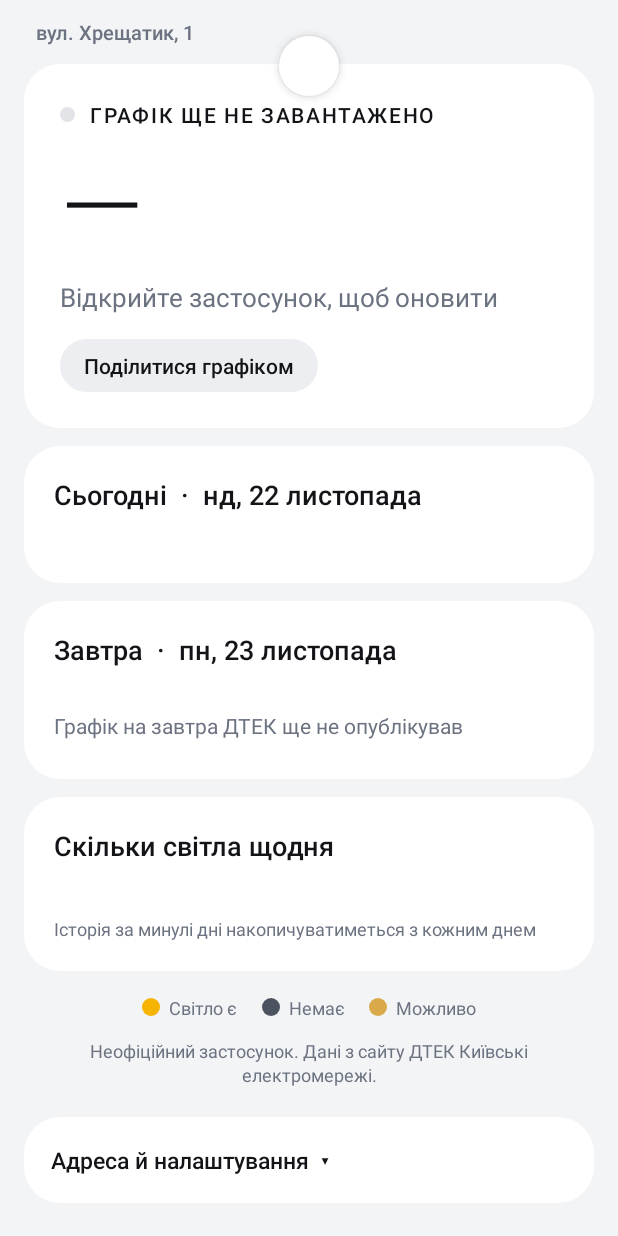
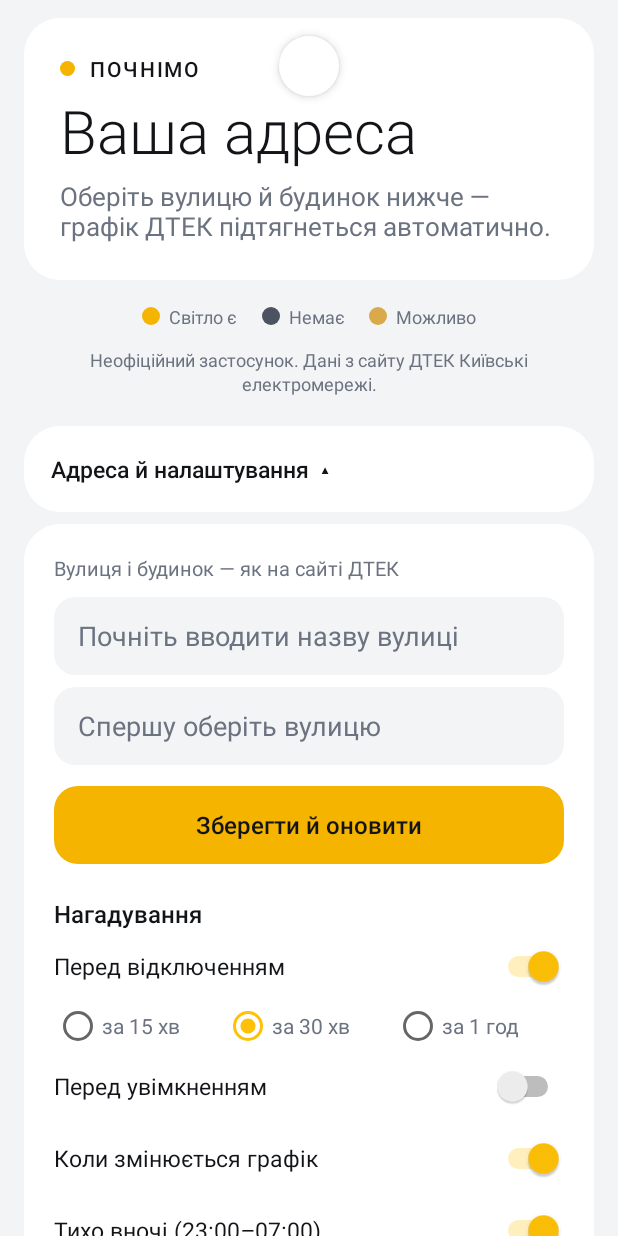
Before and after one commit to odin9den/svitlo, an Android app: the screen it shows after launch (MainActivity), on a phone screen of 412 x 824 dp. Run offline under Robolectric (Android 15) with nearby library versions, the phone set to English and light mode, and no system bars; network calls fail; pictures from the network do not load; 1 statement that could not run was skipped.

Commit message:
1.7: address autocomplete like DTEK site (streets + houses), no default address, onboarding state
Co-Authored-By: Claude Opus 5.5 <noreply@anthropic.com>
Claude-Session: https://claude.ai/code/session_01JQVbMvp96oowwNXXBr1FCZ

```diff
--- a/app/build.gradle.kts
+++ b/app/build.gradle.kts
@@ -13,8 +13,8 @@ android {
         applicationId = "ua.odin.svitlo"
         minSdk = 29
         targetSdk = 36
-        versionCode = 9
-        versionName = "1.6.1"
+        versionCode = 10
+        versionName = "1.7"
     }
 
     // Ключ підпису береться зі змінних середовища (GitHub Secrets).
--- a/app/src/main/java/ua/odin/svitlo/DtekClient.kt
+++ b/app/src/main/java/ua/odin/svitlo/DtekClient.kt
@@ -1,6 +1,7 @@
 package ua.odin.svitlo
 
 import android.content.Context
+import org.json.JSONArray
 import org.json.JSONObject
 import org.json.JSONTokener
 import java.net.CookieHandler
@@ -25,15 +26,44 @@ object DtekClient {
 
     private const val MARKER = "DisconSchedule.fact = "
 
-    /** Спершу прямий запит; якщо Imperva не пустила — невидимий WebView. */
+    /** Сторінка ДТЕК і відповідь getHomeNum для вулиці (спершу прямий запит, потім WebView). */
+    suspend fun load(ctx: Context, street: String): Pair<String, String?> {
+        val direct = runCatching { httpFetch(street) }.getOrNull()
+        return if (direct != null && direct.first.contains(MARKER)) direct else WebFetcher.fetch(ctx, street)
+    }
+
     suspend fun fetch(ctx: Context, street: String, house: String, fallbackGroup: String): Snapshot {
-        val direct = runCatching { httpFetch(street) }.getOrNull()
-        val (page, ajax) = if (direct != null && direct.first.contains(MARKER)) {
-            direct
-        } else {
-            WebFetcher.fetch(ctx, street)
-        }
+        val (page, ajax) = load(ctx, street)
+        runCatching { Store.saveStreets(ctx, streets(page)) }
         return build(page, ajax, house, fallbackGroup)
+    }
+
+    /** Лише оновити список вулиць (коли адресу ще не вказано). */
+    suspend fun refreshStreets(ctx: Context) {
+        val (page, _) = load(ctx, "")
+        Store.saveStreets(ctx, streets(page))
+    }
+
+    /** Будинки вулиці у тому вигляді, як їх показує сайт ДТЕК («4/к.15»). */
+    suspend fun houses(ctx: Context, street: String): List<String> {
+        val (_, ajax) = load(ctx, street)
+        val data = ajax?.let { runCatching { JSONObject(it).optJSONObject("data") }.getOrNull() }
+            ?: error("ДТЕК не віддав список будинків")
+        return data.keys().asSequence().toList().sortedWith(houseOrder)
+    }
+
+    private val houseOrder = Comparator<String> { a, b ->
+        val na = a.takeWhile { it.isDigit() }.toIntOrNull() ?: Int.MAX_VALUE
+        val nb = b.takeWhile { it.isDigit() }.toIntOrNull() ?: Int.MAX_VALUE
+        if (na != nb) na.compareTo(nb) else a.compareTo(b)
+    }
+
+    fun streets(page: String): List<String> {
+        val m = "DisconSchedule.streets = "
+        val i = page.indexOf(m)
+        if (i < 0) return emptyList()
+        val arr = JSONTokener(page.substring(i + m.length)).nextValue() as? JSONArray ?: return emptyList()
+        return (0 until arr.length()).map { arr.getString(it) }.filter { it.isNotBlank() }
     }
 
     private fun httpFetch(street: String): Pair<String, String?> {
@@ -76,6 +106,7 @@ object DtekClient {
             val g = data.getJSONObject(key).optJSONObject(group) ?: continue
             days[key.toLong()] = (1..24).joinToString(",") { g.optString(it.toString(), "?") }
         }
+        if (group.isBlank()) error("Будинок не знайдено в базі ДТЕК — оберіть адресу зі списку")
         if (days.isEmpty()) error("Черги $group немає в графіку ДТЕК")
 
         return Snapshot(group, days, fact.str("update"), System.currentTimeMillis(), outage)
--- a/app/src/main/java/ua/odin/svitlo/MainActivity.kt
+++ b/app/src/main/java/ua/odin/svitlo/MainActivity.kt
@@ -13,8 +13,10 @@ import android.os.PowerManager
 import android.provider.Settings
 import android.view.LayoutInflater
 import android.view.View
+import android.view.inputmethod.InputMethodManager
 import android.widget.Button
-import android.widget.EditText
+import android.widget.ArrayAdapter
+import android.widget.AutoCompleteTextView
 import android.widget.LinearLayout
 import android.widget.RadioGroup
 import android.widget.Switch
@@ -24,7 +26,9 @@ import androidx.activity.ComponentActivity
 import androidx.activity.result.contract.ActivityResultContracts
 import androidx.lifecycle.lifecycleScope
 import androidx.swiperefreshlayout.widget.SwipeRefreshLayout
+import kotlinx.coroutines.Dispatchers
 import kotlinx.coroutines.launch
+import kotlinx.coroutines.withContext
 import java.time.Instant
 import java.time.LocalDate
 import java.time.format.DateTimeFormatter
@@ -39,8 +43,9 @@ class MainActivity : ComponentActivity() {
     private lateinit var bigTime: TextView
     private lateinit var caption: TextView
     private lateinit var info: TextView
-    private lateinit var street: EditText
-    private lateinit var house: EditText
+    private lateinit var street: AutoCompleteTextView
+    private lateinit var house: AutoCompleteTextView
+    private var housesFor: String? = null
     private lateinit var battery: Button
     private lateinit var settings: View
     private lateinit var settingsToggle: TextView
@@ -86,16 +91,25 @@ class MainActivity : ComponentActivity() {
         swipe.setProgressBackgroundColorSchemeColor(getColor(R.color.card))
         swipe.setOnRefreshListener { refresh() }
 
-        street.setText(Store.street(this))
-        house.setText(Store.house(this))
+        // Адреса з інтенту (використовує автотест на емуляторі)
+        val xs = intent.getStringExtra("street")
+        val xh = intent.getStringExtra("house")
+        if (!xs.isNullOrBlank() && !xh.isNullOrBlank()) Store.saveAddress(this, xs, xh)
+        setupAddress()
         settingsToggle.setOnClickListener {
             val open = settings.visibility != View.VISIBLE
             settings.visibility = if (open) View.VISIBLE else View.GONE
             settingsToggle.text = if (open) "Адреса й налаштування  ▴" else "Адреса й налаштування  ▾"
         }
         findViewById<Button>(R.id.save).setOnClickListener {
-            Store.saveAddress(this, street.text.toString().trim(), house.text.toString().trim())
-            refresh()
+            val st = street.text.toString().trim()
+            val h = house.text.toString().trim()
+            val known = Store.streets(this)
+            when {
+                st.isBlank() || h.isBlank() -> toast("Оберіть вулицю й будинок зі списку")
+                known.isNotEmpty() && st !in known -> toast("Такої вулиці немає в базі ДТЕК — оберіть зі списку")
+                else -> applyAddress(st, h)
+            }
         }
         battery.setOnClickListener { askBatteryExemption() }
 
@@ -133,8 +147,75 @@ class MainActivity : ComponentActivity() {
         lifecycleScope.launch {
             Refresher.refresh(this@MainActivity)
             swipe.isRefreshing = false
+            if (street.adapter == null) bindStreets()
             show()
         }
+    }
+
+    private fun toast(msg: String) = Toast.makeText(this, msg, Toast.LENGTH_LONG).show()
+
+    // ---------- Адреса з підказками, як на сайті ДТЕК ----------
+
+    private fun setupAddress() {
+        street.setDropDownBackgroundResource(R.drawable.dropdown_bg)
+        house.setDropDownBackgroundResource(R.drawable.dropdown_bg)
+        street.setText(Store.street(this), false)
+        house.setText(Store.house(this), false)
+        bindStreets()
+
+        street.setOnItemClickListener { parent, _, pos, _ ->
+            val s = parent.getItemAtPosition(pos) as String
+            house.setText("", false)
+            loadHouses(s, open = true)
+        }
+        house.setOnItemClickListener { parent, _, pos, _ ->
+            hideKeyboard()
+            applyAddress(street.text.toString().trim(), parent.getItemAtPosition(pos) as String)
+        }
+        house.setOnFocusChangeListener { _, focused -> if (focused && house.adapter != null) house.showDropDown() }
+        house.setOnClickListener { if (house.adapter != null) house.showDropDown() }
+
+        if (Store.street(this).isNotBlank()) loadHouses(Store.street(this), open = false)
+    }
+
+    private fun bindStreets() {
+        val list = Store.streets(this)
+        if (list.isNotEmpty()) street.setAdapter(ArrayAdapter(this, R.layout.item_dropdown, list))
+    }
+
+    private fun loadHouses(s: String, open: Boolean) {
+        if (housesFor == s && house.adapter != null) {
+            if (open) house.showDropDown()
+            return
+        }
+        house.isEnabled = false
+        house.hint = "Завантажую будинки…"
+        lifecycleScope.launch {
+            val r = runCatching { withContext(Dispatchers.IO) { DtekClient.houses(this@MainActivity, s) } }
+            house.isEnabled = true
+            house.hint = "Номер будинку"
+            r.onSuccess { list ->
+                housesFor = s
+                house.setAdapter(ArrayAdapter(this@MainActivity, R.layout.item_dropdown, list))
+                if (open) {
+                    house.requestFocus()
+                    house.showDropDown()
+                }
+            }.onFailure { toast("Не вдалося завантажити будинки: ${it.message}") }
+        }
+    }
+
+    private fun applyAddress(s: String, h: String) {
+        Store.saveAddress(this, s, h)
+        settings.visibility = View.GONE
+        settingsToggle.text = "Адреса й налаштування  ▾"
+        show()
+        refresh()
+    }
+
+    private fun hideKeyboard() {
+        getSystemService(InputMethodManager::class.java)?.hideSoftInputFromWindow(house.windowToken, 0)
+        house.clearFocus()
     }
 
     private fun bindReminderSettings() {
@@ -178,6 +259,23 @@ class MainActivity : ComponentActivity() {
     }
 
     private fun show() {
+        val hasAddress = Store.hasAddress(this)
+        for (id in intArrayOf(R.id.today_card, R.id.tomorrow_card, R.id.stats_card, R.id.share, R.id.address)) {
+            findViewById<View>(id).visibility = if (hasAddress) View.VISIBLE else View.GONE
+        }
+        if (!hasAddress) {
+            tint(statusDot, R.color.on)
+            statusLabel.text = "ПОЧНІМО"
+            bigTime.text = "Ваша адреса"
+            bigTime.textSize = 40f
+            caption.text = "Оберіть вулицю й будинок нижче — графік ДТЕК підтягнеться автоматично."
+            settings.visibility = View.VISIBLE
+            settingsToggle.text = "Адреса й налаштування  ▴"
+            info.text = "Неофіційний застосунок. Дані з сайту ДТЕК Київські електромережі."
+            return
+        }
+        bigTime.textSize = 72f
+
         val snap = Store.load(this)
         val now = Instant.now()
         val st = StatusCalc.of(snap, now)
--- a/app/src/main/java/ua/odin/svitlo/Notifier.kt
+++ b/app/src/main/java/ua/odin/svitlo/Notifier.kt
@@ -39,6 +39,10 @@ object Notifier {
 
     fun post(ctx: Context, snap: Snapshot?, now: Instant) {
         if (!NotificationManagerCompat.from(ctx).areNotificationsEnabled()) return
+        if (!Store.hasAddress(ctx)) {
+            ctx.getSystemService(NotificationManager::class.java).cancel(ID)
+            return
+        }
         ensureChannel(ctx)
         val st = StatusCalc.of(snap, now)
         val sched = snap?.let { Schedule.from(it) } ?: Schedule(emptyMap())
--- a/app/src/main/java/ua/odin/svitlo/Refresh.kt
+++ b/app/src/main/java/ua/odin/svitlo/Refresh.kt
@@ -21,6 +21,11 @@ import java.util.concurrent.TimeUnit
 object Refresher {
     /** Забрати свіжі дані з ДТЕК і перемалювати все. */
     suspend fun refresh(ctx: Context): Result<Snapshot> = withContext(Dispatchers.IO) {
+        if (!Store.hasAddress(ctx)) {
+            runCatching { DtekClient.refreshStreets(ctx) }
+            Renderer.renderAll(ctx)
+            return@withContext Result.failure(IllegalStateException("Адресу не вказано"))
+        }
         val old = Store.load(ctx)
         val r = runCatching { DtekClient.fetch(ctx, Store.street(ctx), Store.house(ctx), Store.group(ctx)) }
         r.onSuccess {
--- a/app/src/main/java/ua/odin/svitlo/Store.kt
+++ b/app/src/main/java/ua/odin/svitlo/Store.kt
@@ -6,13 +6,29 @@ import org.json.JSONObject
 object Store {
     private fun p(ctx: Context) = ctx.getSharedPreferences("svitlo", Context.MODE_PRIVATE)
 
-    fun street(ctx: Context): String = p(ctx).getString("street", null) ?: "вул. Хрещатик"
-    fun house(ctx: Context): String = p(ctx).getString("house", null) ?: "1"
-    fun group(ctx: Context): String = p(ctx).getString("group", null) ?: "GPV1.1"
+    fun street(ctx: Context): String = p(ctx).getString("street", null).orEmpty()
+    fun house(ctx: Context): String = p(ctx).getString("house", null).orEmpty()
+    fun group(ctx: Context): String = p(ctx).getString("group", null).orEmpty()
+    fun hasAddress(ctx: Context) = street(ctx).isNotBlank() && house(ctx).isNotBlank()
     fun error(ctx: Context): String? = p(ctx).getString("error", null)
 
-    fun saveAddress(ctx: Context, street: String, house: String) =
-        p(ctx).edit().putString("street", street).putString("house", house).apply()
+    /** Нова адреса: старий графік і черга стосуються іншого будинку — прибираємо їх. */
+    fun saveAddress(ctx: Context, street: String, house: String) {
+        if (street == street(ctx) && house == house(ctx)) return
+        p(ctx).edit().putString("street", street).putString("house", house)
+            .remove("snapshot").remove("group").remove("history").remove("error").apply()
+    }
+
+    // Список вулиць ДТЕК — у файлі, бо це кілька тисяч назв
+    fun saveStreets(ctx: Context, list: List<String>) {
+        if (list.size < 100) return
+        java.io.File(ctx.filesDir, "streets.json").writeText(org.json.JSONArray(list).toString())
+    }
+
+    fun streets(ctx: Context): List<String> = runCatching {
+        val a = org.json.JSONArray(java.io.File(ctx.filesDir, "streets.json").readText())
+        (0 until a.length()).map { a.getString(it) }
+    }.getOrDefault(emptyList())
 
     // Нагадування
     fun remindOff(ctx: Context) = p(ctx).getBoolean("remind_off", true)
--- /dev/null
+++ b/app/src/main/res/drawable/dropdown_bg.xml
@@ -0,0 +1,6 @@
+<?xml version="1.0" encoding="utf-8"?>
+<shape xmlns:android="http://schemas.android.com/apk/res/android" android:shape="rectangle">
+    <solid android:color="@color/card" />
+    <stroke android:width="1dp" android:color="@color/divider" />
+    <corners android:radius="16dp" />
+</shape>
--- a/app/src/main/res/layout/activity_main.xml
+++ b/app/src/main/res/layout/activity_main.xml
@@ -204,6 +204,7 @@
 
             <!-- Статистика -->
             <LinearLayout
+                android:id="@+id/stats_card"
                 android:layout_width="match_parent"
                 android:layout_height="wrap_content"
                 android:layout_marginTop="12dp"
@@ -337,27 +338,36 @@
                     android:textColor="@color/text2"
                     android:textSize="13sp" />
 
-                <EditText
+                <AutoCompleteTextView
                     android:id="@+id/street"
                     android:layout_width="match_parent"
                     android:layout_height="52dp"
                     android:layout_marginTop="10dp"
                     android:background="@drawable/field_bg"
-                    android:hint="вул. Хрещатик"
-                    android:inputType="text"
+                    android:completionThreshold="2"
+                    android:dropDownVerticalOffset="6dp"
+                    android:hint="Почніть вводити назву вулиці"
+                    android:imeOptions="actionNext"
+                    android:inputType="textNoSuggestions"
+                    android:maxLines="1"
                     android:paddingStart="16dp"
                     android:paddingEnd="16dp"
                     android:textColor="@color/text"
                     android:textColorHint="@color/text2" />
 
-                <EditText
+                <AutoCompleteTextView
                     android:id="@+id/house"
                     android:layout_width="match_parent"
                     android:layout_height="52dp"
                     android:layout_marginTop="8dp"
                     android:background="@drawable/field_bg"
-                    android:hint="1"
-                    android:inputType="text"
+                    android:completionThreshold="1"
+                    android:dropDownVerticalOffset="6dp"
+                    android:enabled="false"
+                    android:hint="Спершу оберіть вулицю"
+                    android:imeOptions="actionDone"
+                    android:inputType="textNoSuggestions"
+                    android:maxLines="1"
                     android:paddingStart="16dp"
                     android:paddingEnd="16dp"
                     android:textColor="@color/text"
```
Also changed, not shown: app/src/main/res/layout/item_dropdown.xml (added, +12 -0 lines), 1 other file.
